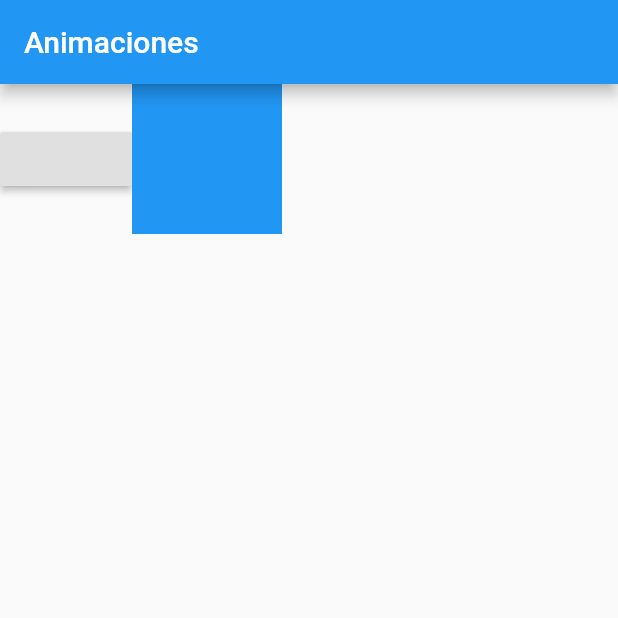
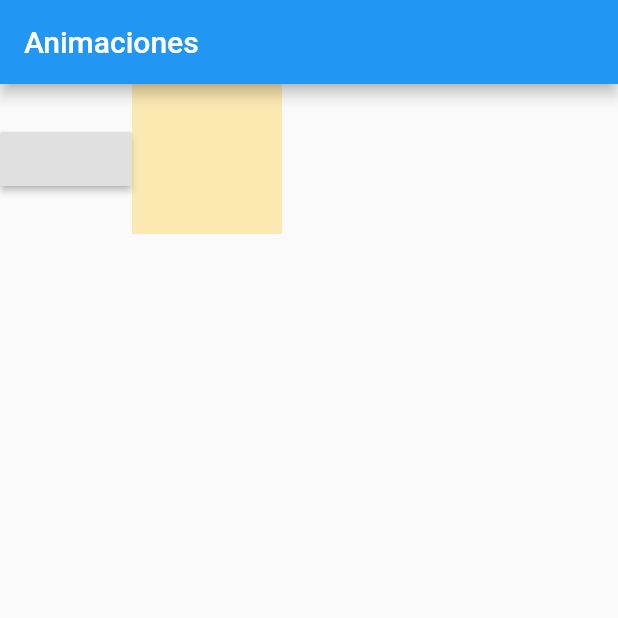
Before and after one commit to santiago3223/CodigoFlutter, a Flutter app: the screen it shows after launch, on a phone screen of 412 x 824 dp, the top half of it. Run offline on Flutter 3.47's test engine with Material 2 defaults, Android fonts, the phone set to English and light mode, and no system bars; our stand-ins replace audioplayers, flip_card, font_awesome_flutter, percent_indicator, shared_preferences, toast.

Commit message:
animacion 3

```diff
--- a/animaciones/lib/main.dart
+++ b/animaciones/lib/main.dart
@@ -1,3 +1,4 @@
+import 'package:animaciones/widgets/animated_opacity.dart';
 import 'package:animaciones/widgets/animated_container.dart';
 import 'package:animaciones/widgets/animated_cross_fade.dart';
 import 'package:flutter/material.dart';
@@ -27,7 +28,7 @@ class Animaciones extends StatelessWidget {
       appBar: AppBar(
         title: Text("Animaciones"),
       ),
-      body: AnimatedCrossFadeWidget(),
+      body: AnimatedOpacityWidget(),
     );
   }
 }
--- /dev/null
+++ b/animaciones/lib/widgets/animated_opacity.dart
@@ -0,0 +1,38 @@
+import 'package:flutter/material.dart';
+
+class AnimatedOpacityWidget extends StatefulWidget {
+  @override
+  _AnimatedOpacityWidgetState createState() => _AnimatedOpacityWidgetState();
+}
+
+class _AnimatedOpacityWidgetState extends State<AnimatedOpacityWidget> {
+  double _opacity = 0.3;
+
+  _increaseOpacity() {
+    setState(() {
+      _opacity += 0.1;
+      if (_opacity < 0) _opacity = 0;
+      if (_opacity > 1) _opacity = 1;
+    });
+  }
+
+  @override
+  Widget build(BuildContext context) {
+    return Row(
+      children: [
+        RaisedButton(onPressed: () {
+          _increaseOpacity();
+        }),
+        AnimatedOpacity(
+          opacity: _opacity,
+          duration: Duration(milliseconds: 500),
+          child: Container(
+            width: 100,
+            height: 100,
+            color: Colors.amber,
+          ),
+        )
+      ],
+    );
+  }
+}
```
